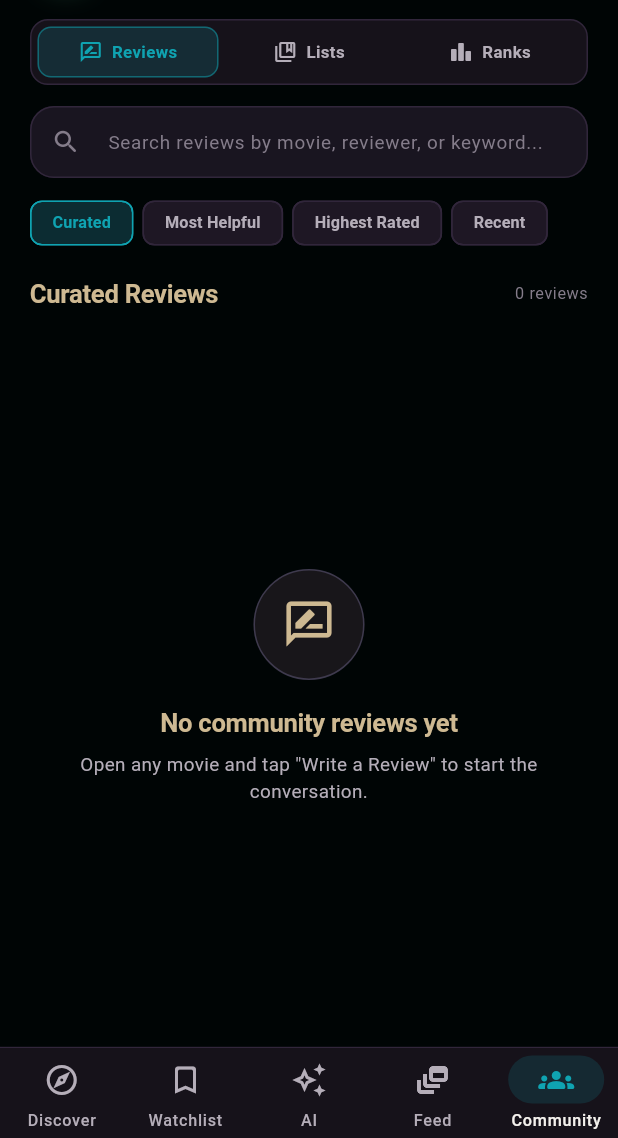
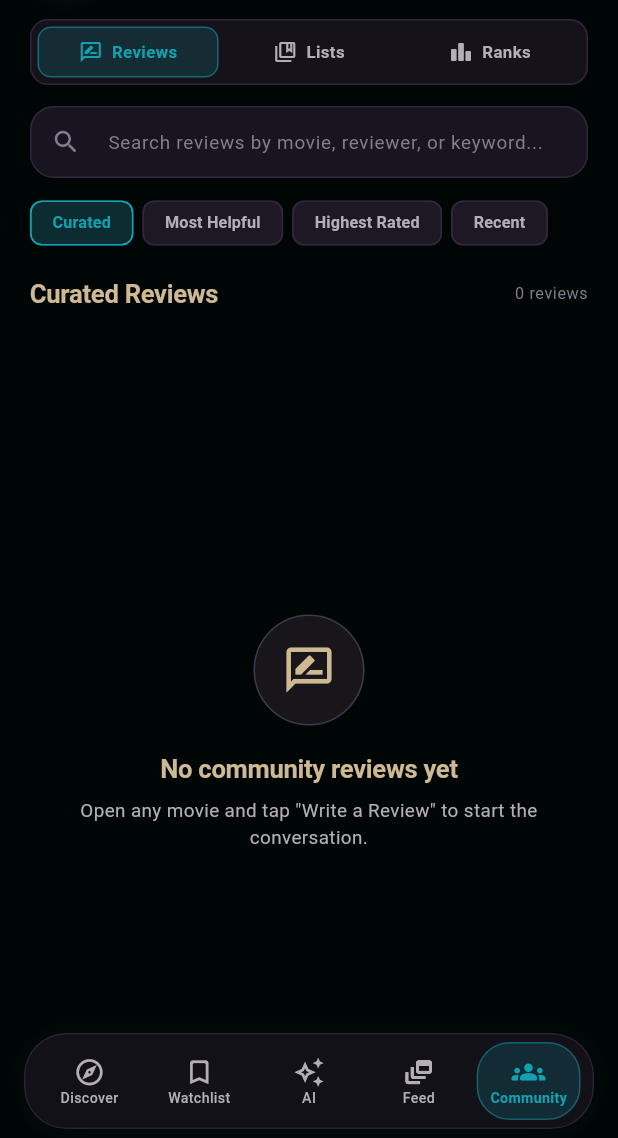
Before and after one commit to Nabil2099/cine_list, a Flutter app: the CommunityScreen screen opened by its route, on a phone screen of 412 x 824 dp, the part 98-1236 px from its top. Run offline on Flutter 3.47's test engine with Material 3 defaults, Android fonts, the phone set to English and light mode, and no system bars; our stand-ins replace cached_network_image, cloud_firestore, dio, equatable, firebase_auth, firebase_core and 9 more; accounts and stored records are empty; network calls fail.

Commit message:
feat: replace standard bottom navigation bar with floating frosted-glass nav bar

```diff
--- a/lib/core/routing/app_shell.dart
+++ b/lib/core/routing/app_shell.dart
@@ -57,6 +57,7 @@ class AppShell extends StatelessWidget {
 
     return Scaffold(
       backgroundColor: AppColors.black,
+      extendBody: navigationShell.currentIndex != 2,
       drawer: const DiscoverProfileDrawer(),
       body: navigationShell,
       bottomNavigationBar: AppBottomNavigationBar(
--- a/lib/core/widgets/app_bottom_nav_bar.dart
+++ b/lib/core/widgets/app_bottom_nav_bar.dart
@@ -1,8 +1,12 @@
+import 'dart:ui';
+
 import 'package:flutter/material.dart';
+import 'package:flutter/services.dart';
 
 import '../theme/app_colors.dart';
 
-/// Persistent bottom navigation bar for Discover, Watchlist, AI, Feed, and Community.
+/// Modern frosted-glass floating pill bottom navigation bar for
+/// Discover, Watchlist, AI, Feed, and Community.
 class AppBottomNavigationBar extends StatelessWidget {
   const AppBottomNavigationBar({
     super.key,
@@ -15,82 +19,196 @@ class AppBottomNavigationBar extends StatelessWidget {
   final ValueChanged<int> onTap;
   final int wantToWatchCount;
 
-  Widget _watchlistIcon({required bool selected}) {
-    final baseIcon = Icon(
-      selected ? Icons.bookmark_rounded : Icons.bookmark_border_rounded,
-      color: selected ? AppColors.pacificBlue : AppColors.textSecondary,
-    );
-    if (wantToWatchCount <= 0) return baseIcon;
-    return Badge.count(
-      count: wantToWatchCount > 99 ? 99 : wantToWatchCount,
-      backgroundColor: AppColors.pacificBlue,
-      textColor: AppColors.black,
-      child: baseIcon,
-    );
-  }
+  static const _items = <_NavDestination>[
+    _NavDestination(
+      label: 'Discover',
+      icon: Icons.explore_outlined,
+      selectedIcon: Icons.explore_rounded,
+    ),
+    _NavDestination(
+      label: 'Watchlist',
+      icon: Icons.bookmark_border_rounded,
+      selectedIcon: Icons.bookmark_rounded,
+    ),
+    _NavDestination(
+      label: 'AI',
+      icon: Icons.auto_awesome_outlined,
+      selectedIcon: Icons.auto_awesome_rounded,
+    ),
+    _NavDestination(
+      label: 'Feed',
+      icon: Icons.dynamic_feed_outlined,
+      selectedIcon: Icons.dynamic_feed_rounded,
+    ),
+    _NavDestination(
+      label: 'Community',
+      icon: Icons.groups_outlined,
+      selectedIcon: Icons.groups_rounded,
+    ),
+  ];
 
   @override
   Widget build(BuildContext context) {
-    return Container(
-      decoration: const BoxDecoration(
-        color: AppColors.surfaceElevated,
-        border: Border(
-          top: BorderSide(color: AppColors.surfaceBorder, width: 0.8),
+    return SafeArea(
+      top: false,
+      child: Padding(
+        padding: const EdgeInsets.fromLTRB(16, 0, 16, 6),
+        child: Container(
+          decoration: BoxDecoration(
+            borderRadius: BorderRadius.circular(28),
+            boxShadow: [
+              BoxShadow(
+                color: Colors.black.withValues(alpha: 0.48),
+                blurRadius: 24,
+                offset: const Offset(0, 10),
+              ),
+              BoxShadow(
+                color: AppColors.pacificBlue.withValues(alpha: 0.08),
+                blurRadius: 16,
+                offset: const Offset(0, 2),
+              ),
+            ],
+          ),
+          child: ClipRRect(
+            borderRadius: BorderRadius.circular(28),
+            child: BackdropFilter(
+              filter: ImageFilter.blur(sigmaX: 18, sigmaY: 18),
+              child: Container(
+                height: 64,
+                padding: const EdgeInsets.symmetric(horizontal: 6, vertical: 5),
+                decoration: BoxDecoration(
+                  color: AppColors.surfaceElevated.withValues(alpha: 0.84),
+                  borderRadius: BorderRadius.circular(28),
+                  border: Border.all(
+                    color: AppColors.surfaceBorder.withValues(alpha: 0.8),
+                    width: 1,
+                  ),
+                ),
+                child: Row(
+                  children: [
+                    for (var i = 0; i < _items.length; i++)
+                      Expanded(
+                        child: _FloatingNavItem(
+                          destination: _items[i],
+                          selected: i == currentIndex,
+                          badgeCount: i == 1 ? wantToWatchCount : 0,
+                          onTap: () {
+                            if (i != currentIndex) {
+                              HapticFeedback.selectionClick();
+                            }
+                            onTap(i);
+                          },
+                        ),
+                      ),
+                  ],
+                ),
+              ),
+            ),
+          ),
         ),
-      ),
-      child: NavigationBar(
-        selectedIndex: currentIndex,
-        onDestinationSelected: onTap,
-        height: 60,
-        backgroundColor: Colors.transparent,
-        indicatorColor: AppColors.pacificBlue.withValues(alpha: 0.16),
-        labelBehavior: NavigationDestinationLabelBehavior.alwaysShow,
-        destinations: [
-          const NavigationDestination(
-            icon: Icon(Icons.explore_outlined, color: AppColors.textSecondary),
-            selectedIcon: Icon(
-              Icons.explore_rounded,
-              color: AppColors.pacificBlue,
-            ),
-            label: 'Discover',
-          ),
-          NavigationDestination(
-            icon: _watchlistIcon(selected: false),
-            selectedIcon: _watchlistIcon(selected: true),
-            label: 'Watchlist',
-          ),
-          const NavigationDestination(
-            icon: Icon(
-              Icons.auto_awesome_outlined,
-              color: AppColors.textSecondary,
-            ),
-            selectedIcon: Icon(
-              Icons.auto_awesome_rounded,
-              color: AppColors.pacificBlue,
-            ),
-            label: 'AI',
-          ),
-          const NavigationDestination(
-            icon: Icon(
-              Icons.dynamic_feed_outlined,
-              color: AppColors.textSecondary,
-            ),
-            selectedIcon: Icon(
-              Icons.dynamic_feed_rounded,
-              color: AppColors.pacificBlue,
-            ),
-            label: 'Feed',
-          ),
-          const NavigationDestination(
-            icon: Icon(Icons.groups_outlined, color: AppColors.textSecondary),
-            selectedIcon: Icon(
-              Icons.groups_rounded,
-              color: AppColors.pacificBlue,
-            ),
-            label: 'Community',
-          ),
-        ],
       ),
     );
   }
 }
+
+class _NavDestination {
+  const _NavDestination({
+    required this.label,
+    required this.icon,
+    required this.selectedIcon,
+  });
+
+  final String label;
+  final IconData icon;
+  final IconData selectedIcon;
+}
+
+class _FloatingNavItem extends StatelessWidget {
+  const _FloatingNavItem({
+    required this.destination,
+    required this.selected,
+    required this.badgeCount,
+    required this.onTap,
+  });
+
+  final _NavDestination destination;
+  final bool selected;
+  final int badgeCount;
+  final VoidCallback onTap;
+
+  @override
+  Widget build(BuildContext context) {
+    final iconColor = selected
+        ? AppColors.pacificBlue
+        : AppColors.textSecondary;
+
+    Widget iconWidget = Icon(
+      selected ? destination.selectedIcon : destination.icon,
+      size: 21,
+      color: iconColor,
+    );
+
+    if (badgeCount > 0) {
+      iconWidget = Badge.count(
+        count: badgeCount > 99 ? 99 : badgeCount,
+        backgroundColor: AppColors.pacificBlue,
+        textColor: AppColors.black,
+        child: iconWidget,
+      );
+    }
+
+    return Semantics(
+      selected: selected,
+      button: true,
+      label: destination.label,
+      child: InkWell(
+        onTap: onTap,
+        borderRadius: BorderRadius.circular(22),
+        splashColor: AppColors.pacificBlue.withValues(alpha: 0.14),
+        highlightColor: Colors.transparent,
+        child: AnimatedContainer(
+          duration: const Duration(milliseconds: 220),
+          curve: Curves.easeOutCubic,
+          margin: const EdgeInsets.symmetric(horizontal: 2),
+          padding: const EdgeInsets.symmetric(horizontal: 4, vertical: 5),
+          decoration: BoxDecoration(
+            color: selected
+                ? AppColors.pacificBlue.withValues(alpha: 0.18)
+                : Colors.transparent,
+            borderRadius: BorderRadius.circular(22),
+            border: Border.all(
+              color: selected
+                  ? AppColors.pacificBlue.withValues(alpha: 0.45)
+                  : Colors.transparent,
+            ),
+          ),
+          child: Column(
+            mainAxisAlignment: MainAxisAlignment.center,
+            children: [
+              AnimatedScale(
+                scale: selected ? 1.08 : 1.0,
+                duration: const Duration(milliseconds: 200),
+                curve: Curves.easeOutCubic,
+                child: iconWidget,
+              ),
+              const SizedBox(height: 2),
+              Text(
+                destination.label,
+                maxLines: 1,
+                overflow: TextOverflow.ellipsis,
+                style: TextStyle(
+                  color: selected
+                      ? AppColors.pacificBlue
+                      : AppColors.textSecondary,
+                  fontSize: 10.5,
+                  fontWeight: selected ? FontWeight.w700 : FontWeight.w500,
+                  height: 1.1,
+                ),
+              ),
+            ],
+          ),
+        ),
+      ),
+    );
+  }
+}
--- a/lib/features/community/presentation/screens/community_screen.dart
+++ b/lib/features/community/presentation/screens/community_screen.dart
@@ -87,6 +87,7 @@ class _CommunityScreenState extends State<CommunityScreen> {
     return ColoredBox(
       color: AppColors.black,
       child: SafeArea(
+        bottom: false,
         child: Center(
         child: ConstrainedBox(
           constraints: const BoxConstraints(
--- a/lib/features/community/presentation/screens/following_feed_screen.dart
+++ b/lib/features/community/presentation/screens/following_feed_screen.dart
@@ -184,6 +184,7 @@ class FollowingFeedScreen extends StatelessWidget {
     return ColoredBox(
       color: AppColors.black,
       child: SafeArea(
+        bottom: false,
         child: Center(
         child: ConstrainedBox(
           constraints: const BoxConstraints(
--- a/lib/features/discover/presentation/screens/discover_screen.dart
+++ b/lib/features/discover/presentation/screens/discover_screen.dart
@@ -267,7 +267,8 @@ class _DiscoverScreenState extends State<DiscoverScreen> {
         child: ColoredBox(
           color: AppColors.black,
           child: SafeArea(
-        child: Center(
+            bottom: false,
+            child: Center(
         child: ConstrainedBox(
           constraints: const BoxConstraints(
             maxWidth: AppConstants.maxContentWidth,
@@ -799,9 +800,10 @@ class _DiscoverLoadedSlivers extends StatelessWidget {
     final isWide =
         MediaQuery.sizeOf(context).width >= AppConstants.tabletBreakpoint;
     final horizontalPad = isWide ? 20.0 : 14.0;
+    final bottomPad = MediaQuery.paddingOf(context).bottom + 16;
 
     return SliverPadding(
-      padding: EdgeInsets.fromLTRB(horizontalPad, 16, horizontalPad, 28),
+      padding: EdgeInsets.fromLTRB(horizontalPad, 16, horizontalPad, bottomPad),
       sliver: SliverMainAxisGroup(
         slivers: [
           if (featuredMovie != null || carouselMovies.isNotEmpty)
--- a/lib/features/watchlist/presentation/screens/watchlist_screen.dart
+++ b/lib/features/watchlist/presentation/screens/watchlist_screen.dart
@@ -219,6 +219,7 @@ class _WatchlistScreenState extends State<WatchlistScreen> {
     return ColoredBox(
       color: AppColors.black,
       child: SafeArea(
+        bottom: false,
         child: Center(
         child: ConstrainedBox(
           constraints: const BoxConstraints(
```
Also changed, not shown: 1 other file.
